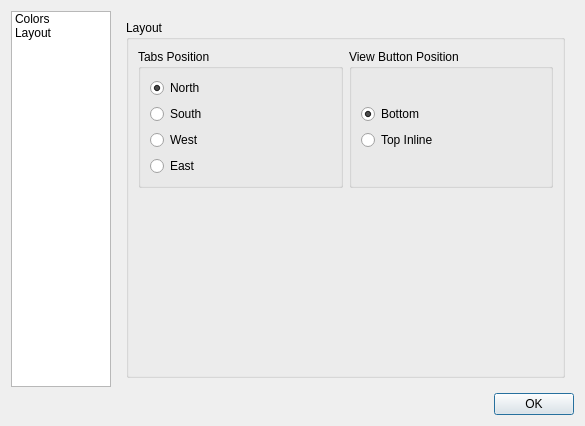
Before: the Qt Designer form preferences/preferencesdialog.ui in coozoo/qtjsondiff, drawn with Qt 5.
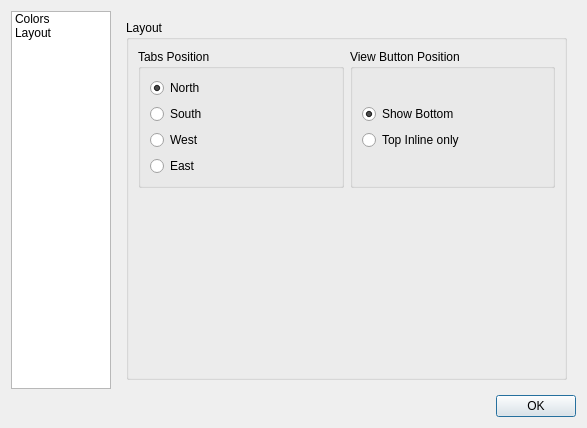
After: the same form once the commit is applied. The open tabs and pages were chosen to show the change. Icons and pictures are not drawn.

What changed in the file:
```diff
--- a/preferences/preferencesdialog.ui
+++ b/preferences/preferencesdialog.ui
@@ -6,8 +6,8 @@
    <rect>
     <x>0</x>
     <y>0</y>
-    <width>585</width>
-    <height>426</height>
+    <width>587</width>
+    <height>428</height>
    </rect>
   </property>
   <property name="windowTitle">
@@ -311,7 +311,7 @@
                  <item>
                   <widget class="QRadioButton" name="showjson_bottom_radioButton">
                    <property name="text">
-                    <string>Bottom</string>
+                    <string>Show Bottom</string>
                    </property>
                    <property name="checked">
                     <bool>true</bool>
@@ -324,7 +324,7 @@
                  <item>
                   <widget class="QRadioButton" name="showjson_topInline_radioButton">
                    <property name="text">
-                    <string>Top Inline</string>
+                    <string>Top Inline only</string>
                    </property>
                    <attribute name="buttonGroup">
                     <string notr="true">showJson_buttonGroup</string>
```
